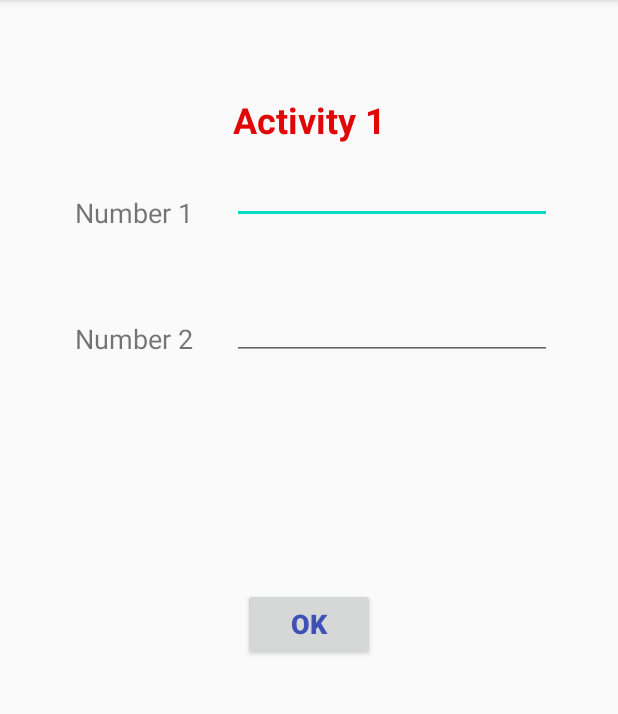
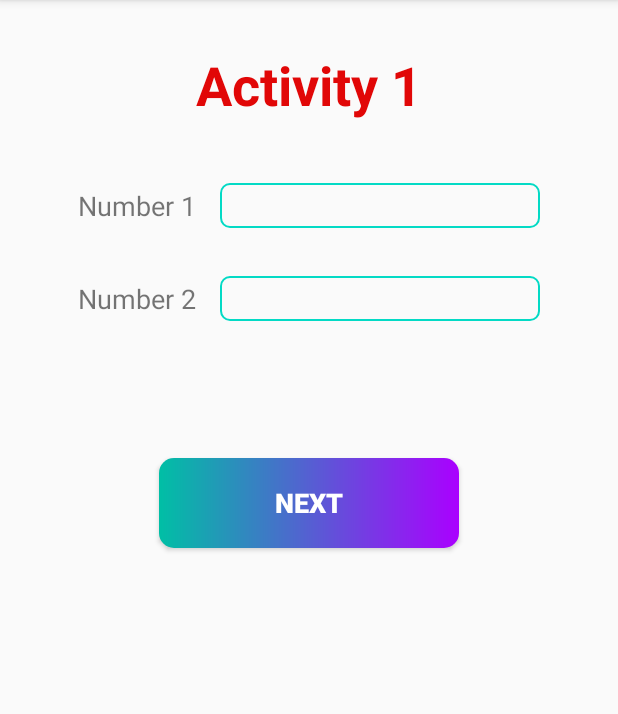
Before and after one commit to anuradi/IntentsProj, an Android app: the screen it shows after launch (MainActivity), on a phone screen of 412 x 824 dp, the part 84-798 px from its top. Run offline under Robolectric (Android 15) with nearby library versions, the phone set to English and light mode, and no system bars.

Commit message:
complete app

```diff
--- a/app/src/main/java/com/e/firstactivity/MainActivity.java
+++ b/app/src/main/java/com/e/firstactivity/MainActivity.java
@@ -12,7 +12,10 @@ import android.widget.EditText;
 import android.widget.Toast;
 
 public class MainActivity extends AppCompatActivity {
+
+
     public static final String EXTRA_NUMBER = "com.example.application.example.EXTRA_NUMBER";
+    public static final String EXTRA_NUMBER2 = "com.example.application.example.EXTRA_NUMBER2";
     @Override
     protected void onCreate(Bundle savedInstanceState) {
         super.onCreate(savedInstanceState);
@@ -33,6 +36,9 @@ public class MainActivity extends AppCompatActivity {
             }
         });
     }
+
+
+
     public void openActivity2() {
         EditText editText1 =  findViewById(R.id.no_fa);
 
@@ -45,7 +51,7 @@ public class MainActivity extends AppCompatActivity {
 
 
         intent.putExtra(EXTRA_NUMBER, number1);
-        intent.putExtra(EXTRA_NUMBER, number2);
+        intent.putExtra(EXTRA_NUMBER2, number2);
         startActivity(intent);
     }
 }
--- /dev/null
+++ b/app/src/main/res/drawable/button_background.xml
@@ -0,0 +1,9 @@
+<?xml version="1.0" encoding="utf-8"?>
+<shape xmlns:android="http://schemas.android.com/apk/res/android"
+    android:shape="rectangle">
+
+
+    <gradient android:startColor="#00BFA5" android:endColor="#AA00FF" android:type="linear"/>
+    <corners android:radius="10dp"/>
+
+</shape>
--- /dev/null
+++ b/app/src/main/res/drawable/button_black.xml
@@ -0,0 +1,11 @@
+<?xml version="1.0" encoding="utf-8"?>
+<shape xmlns:android="http://schemas.android.com/apk/res/android"
+    android:shape="rectangle">
+    <corners android:radius="6dp" />
+
+    <stroke
+        android:width="1.5dp"
+        android:color="@color/colorAccent" />
+
+
+</shape>
--- a/app/src/main/res/layout/activity_main.xml
+++ b/app/src/main/res/layout/activity_main.xml
@@ -7,93 +7,106 @@
     tools:context=".MainActivity">
 
     <TextView
-        android:id="@+id/textView"
+        android:id="@+id/textView3"
         android:layout_width="wrap_content"
         android:layout_height="wrap_content"
-        android:layout_marginStart="50dp"
-        android:layout_marginTop="110dp"
-        android:layout_marginEnd="283dp"
-        android:layout_marginBottom="559dp"
-        android:text="Number 1"
-        android:textSize="18sp"
-        app:layout_constraintBottom_toBottomOf="parent"
-        app:layout_constraintEnd_toEndOf="parent"
-        app:layout_constraintHorizontal_bias="0.0"
-        app:layout_constraintStart_toStartOf="parent"
-        app:layout_constraintTop_toTopOf="parent"
-        app:layout_constraintVertical_bias="0.263"
-        tools:text="@string/textView" />
-
-    <TextView
-        android:layout_width="wrap_content"
-        android:layout_height="wrap_content"
+        android:layout_marginTop="32dp"
         android:text="Activity 1"
         android:textColor="#E10707"
-        android:textSize="24sp"
+        android:textSize="36sp"
         android:textStyle="bold"
         app:layout_constraintBottom_toBottomOf="parent"
         app:layout_constraintLeft_toLeftOf="parent"
         app:layout_constraintRight_toRightOf="parent"
         app:layout_constraintTop_toTopOf="parent"
-        app:layout_constraintVertical_bias="0.086" />
+        app:layout_constraintVertical_bias="0.0" />
 
+    <LinearLayout
+        android:id="@+id/linearLayout"
+        android:layout_width="match_parent"
+        android:layout_height="wrap_content"
+        android:orientation="vertical"
+        app:layout_constraintBottom_toBottomOf="parent"
+        app:layout_constraintEnd_toEndOf="parent"
+        app:layout_constraintStart_toStartOf="parent"
+        app:layout_constraintTop_toTopOf="parent"
+        app:layout_constraintVertical_bias="0.18">
+
+        <LinearLayout
+            android:layout_width="wrap_content"
+            android:layout_height="wrap_content"
+            android:layout_gravity="center"
+            android:orientation="horizontal">
+
+            <TextView
+                android:id="@+id/textView"
+                android:layout_width="wrap_content"
+                android:layout_height="wrap_content"
+                android:text="Number 1"
+                android:textSize="18sp"
+                tools:text="@string/textView" />
+
+            <EditText
+                android:id="@+id/no_fa"
+                android:layout_width="wrap_content"
+                android:layout_height="30dp"
+                android:layout_marginStart="16dp"
+                android:paddingStart="8dp"
+                android:background="@drawable/button_black"
+                android:ems="10"
+                android:inputType="number"
+                android:textColor="#101010"
+                android:textStyle="bold" />
+        </LinearLayout>
+
+
+        <LinearLayout
+            android:layout_width="wrap_content"
+            android:layout_height="wrap_content"
+            android:layout_gravity="center"
+            android:layout_marginTop="32dp"
+            android:orientation="horizontal">
 
             <TextView
                 android:id="@+id/textView2"
                 android:layout_width="wrap_content"
                 android:layout_height="wrap_content"
-        android:layout_marginStart="50dp"
-        android:layout_marginTop="81dp"
-        android:layout_marginEnd="283dp"
-        android:layout_marginBottom="530dp"
                 android:text="Number 2"
                 android:textSize="18sp"
-        app:layout_constraintBottom_toBottomOf="parent"
-        app:layout_constraintEnd_toEndOf="parent"
-        app:layout_constraintHorizontal_bias="0.0"
-        app:layout_constraintStart_toStartOf="parent"
-        app:layout_constraintTop_toBottomOf="@+id/textView"
-        app:layout_constraintVertical_bias="1.0"
                 tools:text="@string/textView2" />
 
-    <EditText
-        android:id="@+id/no_fa"
-        android:layout_width="wrap_content"
-        android:layout_height="wrap_content"
-        android:ems="10"
-        android:inputType="textPersonName"
-        app:layout_constraintBottom_toBottomOf="parent"
-        app:layout_constraintEnd_toEndOf="parent"
-        app:layout_constraintHorizontal_bias="0.369"
-        app:layout_constraintStart_toEndOf="@+id/textView"
-        app:layout_constraintTop_toTopOf="parent"
-        app:layout_constraintVertical_bias="0.144" />
 
             <EditText
                 android:id="@+id/no_se"
                 android:layout_width="wrap_content"
-        android:layout_height="wrap_content"
-        android:layout_marginEnd="44dp"
-        android:layout_marginBottom="528dp"
+                android:layout_height="30dp"
+                android:layout_marginStart="16dp"
+                android:paddingStart="8dp"
+                android:background="@drawable/button_black"
                 android:ems="10"
-        android:inputType="textPersonName"
-        app:layout_constraintBottom_toBottomOf="parent"
-        app:layout_constraintEnd_toEndOf="parent" />
+                android:inputType="number"
+                android:textColor="#101010"
+                android:textStyle="bold" />
+        </LinearLayout>
+
+    </LinearLayout>
 
 
     <Button
         android:id="@+id/button"
-        android:layout_width="wrap_content"
-        android:layout_height="wrap_content"
+        android:layout_width="200dp"
+        android:layout_height="60dp"
         android:layout_marginBottom="328dp"
-        android:onClick="openSecond"
-        android:text="OK"
-        android:textColor="#3F51B5"
+        android:background="@drawable/button_background"
+        android:text="Next"
+        android:textColor="#FFFFFF"
         android:textSize="18sp"
         android:textStyle="bold"
         app:layout_constraintBottom_toBottomOf="parent"
         app:layout_constraintEnd_toEndOf="parent"
-        app:layout_constraintStart_toStartOf="parent" />
+        app:layout_constraintStart_toStartOf="parent"
+        app:layout_constraintTop_toBottomOf="@+id/linearLayout"
+        app:layout_constraintVertical_bias="0.55" />
 
 
 </androidx.constraintlayout.widget.ConstraintLayout>
```
Also changed, not shown: app/src/main/java/com/e/firstactivity/SecondActivity.java (+58 -11 lines), app/src/main/res/layout/activity_second.xml (+43 -22 lines). Lines whose indentation alone changed are shown as unchanged.
